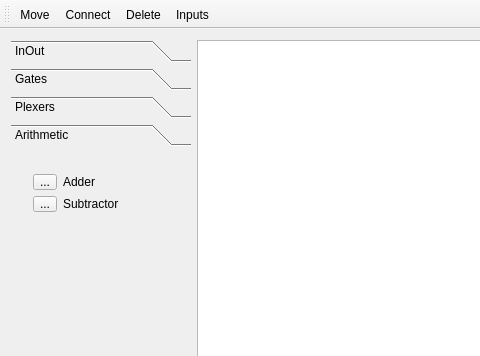
First picture: the form in src/mainwindow.ui, repository MATF-RS20/RS010-circuitdesign, before the edit; both pictures show x 0 to 480 and y 0 to 356 of the 700 by 468 pixel window.
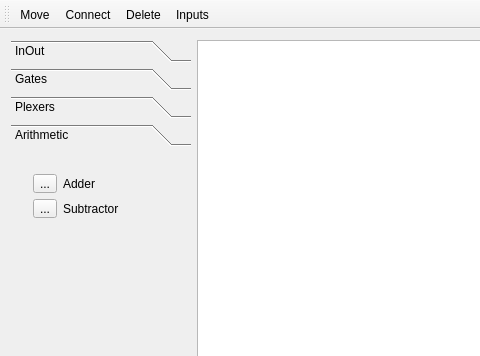
Second picture: the form after the edit. The open tabs and pages were chosen to show the change. Icons and pictures are not drawn.

```diff
--- a/src/mainwindow.ui
+++ b/src/mainwindow.ui
@@ -733,8 +733,8 @@
              <rect>
               <x>11</x>
               <y>11</y>
-              <width>109</width>
-              <height>60</height>
+              <width>111</width>
+              <height>66</height>
              </rect>
             </property>
             <layout class="QVBoxLayout" name="verticalLayout_5">
@@ -745,6 +745,16 @@
                  <property name="text">
                   <string>...</string>
                  </property>
+                 <property name="icon">
+                  <iconset resource="../images.qrc">
+                   <normaloff>:/images/plus.png</normaloff>:/images/plus.png</iconset>
+                 </property>
+                 <property name="iconSize">
+                  <size>
+                   <width>20</width>
+                   <height>20</height>
+                  </size>
+                 </property>
                  <property name="checkable">
                   <bool>true</bool>
                  </property>
@@ -769,6 +779,16 @@
                  <property name="text">
                   <string>...</string>
                  </property>
+                 <property name="icon">
+                  <iconset resource="../images.qrc">
+                   <normaloff>:/images/minus.png</normaloff>:/images/minus.png</iconset>
+                 </property>
+                 <property name="iconSize">
+                  <size>
+                   <width>20</width>
+                   <height>20</height>
+                  </size>
+                 </property>
                  <property name="checkable">
                   <bool>true</bool>
                  </property>
```
Left out of the diff: 80 changed lines with no effect on the pictures.
